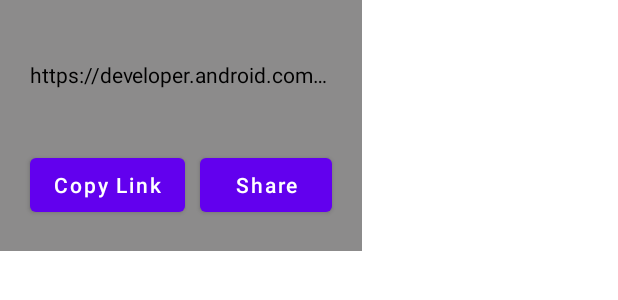
After one commit to turik2304/GallerySample, an Android app: the layout fragment_share.xml on its own in the app's theme, with its tools: preview values and no code run, on a phone screen of 412 x 824 dp. The commit adds this screen. Shown: the top 300 px of the screen. Run offline under Robolectric (Android 15) with nearby library versions, the phone set to English and light mode, and no system bars.

Commit message:
add share dialog

```diff
--- /dev/null
+++ b/app/src/main/res/layout/fragment_share.xml
@@ -0,0 +1,50 @@
+<?xml version="1.0" encoding="utf-8"?>
+<androidx.constraintlayout.widget.ConstraintLayout xmlns:android="http://schemas.android.com/apk/res/android"
+    xmlns:app="http://schemas.android.com/apk/res-auto"
+    xmlns:tools="http://schemas.android.com/tools"
+    android:layout_width="wrap_content"
+    android:layout_height="wrap_content"
+    android:background="@color/grey">
+
+    <TextView
+        android:id="@+id/tvLink"
+        android:layout_width="0dp"
+        android:layout_height="wrap_content"
+        android:layout_marginVertical="20dp"
+        android:ellipsize="end"
+        android:maxLines="1"
+        android:textColor="@color/black"
+        android:textSize="14sp"
+        app:layout_constraintBottom_toTopOf="@id/btnCopy"
+        app:layout_constraintEnd_toEndOf="@id/btnShare"
+        app:layout_constraintStart_toStartOf="@id/btnCopy"
+        app:layout_constraintTop_toTopOf="parent"
+        tools:text="https://developer.android.com/reference/kotlin/android/media/MediaParser" />
+
+    <Button
+        android:id="@+id/btnCopy"
+        android:layout_width="wrap_content"
+        android:layout_height="wrap_content"
+        android:layout_marginStart="20dp"
+        android:layout_marginEnd="10dp"
+        android:text="@string/copy_link"
+        android:textAllCaps="false"
+        app:layout_constraintBottom_toBottomOf="parent"
+        app:layout_constraintEnd_toStartOf="@id/btnShare"
+        app:layout_constraintStart_toStartOf="parent"
+        app:layout_constraintTop_toBottomOf="@id/tvLink" />
+
+    <Button
+        android:id="@+id/btnShare"
+        android:layout_width="wrap_content"
+        android:layout_height="wrap_content"
+        android:layout_marginEnd="20dp"
+        android:layout_marginBottom="20dp"
+        android:text="@string/share"
+        android:textAllCaps="false"
+        app:layout_constraintBottom_toBottomOf="parent"
+        app:layout_constraintEnd_toEndOf="parent"
+        app:layout_constraintStart_toEndOf="@id/btnCopy"
+        app:layout_constraintTop_toTopOf="@id/btnCopy" />
+
+</androidx.constraintlayout.widget.ConstraintLayout>
--- a/app/src/main/res/values/colors.xml
+++ b/app/src/main/res/values/colors.xml
@@ -7,4 +7,5 @@
     <color name="teal_700">#FF018786</color>
     <color name="black">#FF000000</color>
     <color name="white">#FFFFFFFF</color>
+    <color name="grey">#8C8B8B</color>
 </resources>
--- a/app/src/main/res/values/strings.xml
+++ b/app/src/main/res/values/strings.xml
@@ -1,3 +1,5 @@
 <resources>
     <string name="app_name">GallerySample</string>
+    <string name="copy_link">Copy Link</string>
+    <string name="share">Share</string>
 </resources>
```
Also changed, not shown: app/src/main/java/com/example/gallerysample/presentation/gallery/GalleryFragment.kt (+18 -6 lines), app/src/main/java/com/example/gallerysample/presentation/gallery/adapter/GalleryAdapter.kt (+5 -6 lines), app/src/main/java/com/example/gallerysample/presentation/share/ShareDialogFragment.kt (added, +66 -0 lines), app/src/main/res/drawable/ic_close.xml (added, +9 -0 lines).
